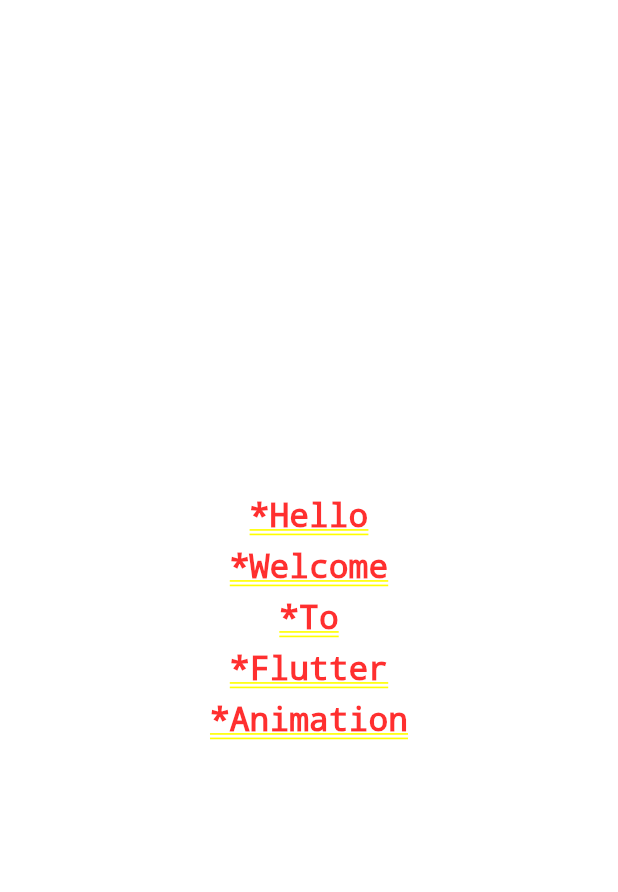
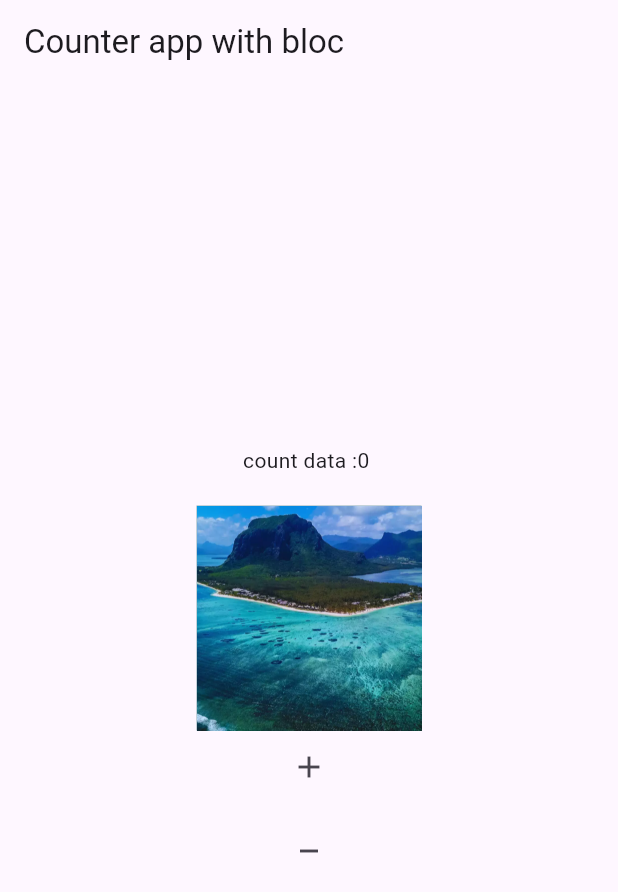
Before and after one commit to TheAsiyaS/newCreations, a Flutter app: the screen it shows after launch, on a phone screen of 412 x 824 dp. Shown: the top 892 px of the screen. Run offline on Flutter 3.47's test engine with Material 3 defaults, Android fonts, the phone set to English and light mode, and no system bars; our stand-ins replace bloc, carousel_slider, flutter_bloc, sqflite; accounts and stored records are empty.

Commit message:
pref: bloc implemented

```diff
--- a/lib/main.dart
+++ b/lib/main.dart
@@ -1,9 +1,18 @@
 import 'package:flutter/material.dart';
+import 'package:flutter_bloc/flutter_bloc.dart';
 import 'package:new_creations/db/animation/Animationtextfade.dart';
-
+import 'package:new_creations/statemanagementpractice/counterbloc/counter_bloc.dart';
+import 'package:new_creations/statemanagementpractice/counterui.dart';
 
 void main() {
-  runApp(const MyApp());
+  runApp(
+    MultiBlocProvider(
+      providers: [
+        BlocProvider(create: (_) => CounterBloc()),
+      ],
+      child: const MyApp(),
+    ),
+  );
 }
 
 class MyApp extends StatelessWidget {
@@ -11,6 +20,6 @@
 
   @override
   Widget build(BuildContext context) {
-    return const MaterialApp(home: AnimatedTextList());
+    return const MaterialApp(home: CounterAppUI());
   }
 }
--- a/lib/statemanagementpractice/counterbloc/counter_bloc.dart
+++ b/lib/statemanagementpractice/counterbloc/counter_bloc.dart
@@ -15,7 +15,7 @@
   }
     });
 //deceremt
-       on<IncrementCounter>((event, emit) {
+       on<DecrementCounter>((event, emit) {
     final currentState = state;
   if (currentState is CounterInitial) {
     emit(CounterInitial(count: currentState.count -1));
--- a/lib/statemanagementpractice/counterui.dart
+++ b/lib/statemanagementpractice/counterui.dart
@@ -1,10 +1,51 @@
 import 'package:flutter/material.dart';
+import 'package:flutter_bloc/flutter_bloc.dart';
+import 'package:new_creations/statemanagementpractice/counterbloc/counter_bloc.dart';
 
-class MyWidget extends StatelessWidget {
-  const MyWidget({super.key});
+class CounterAppUI extends StatelessWidget {
+  const CounterAppUI({super.key});
 
   @override
   Widget build(BuildContext context) {
-    return const Placeholder();
+    return Scaffold(
+      appBar: AppBar(
+        title: const Text('Counter app with bloc'),
+      ),
+      body: Center(
+        // ✅ Center added
+        child: Column(
+          mainAxisAlignment: MainAxisAlignment.center,
+          children: [
+            BlocBuilder<CounterBloc, CounterState>(builder: (context, state) {
+              return Text('count data :${(state as CounterInitial).count} ');
+            }),
+            const SizedBox(height: 20), // spacing
+            Container(
+              height: 150,
+              width: 150,
+              decoration: const BoxDecoration(
+                color: Color.fromARGB(255, 139, 174, 181),
+                image: DecorationImage(
+                  image: AssetImage(
+                    'assets/Top-5-must-visit-island-destinations-in-the-world.webp',
+                  ),
+                  fit: BoxFit.cover,
+                ),
+              ),
+            ),
+            IconButton(
+                onPressed: () {
+                  context.read<CounterBloc>().add(const IncrementCounter());
+                },
+                icon: const Icon(Icons.add)),
+                    IconButton(
+                onPressed: () {
+                  context.read<CounterBloc>().add(const DecrementCounter());
+                },
+                icon: const Icon(Icons.minimize_outlined))
+          ],
+        ),
+      ),
+    );
   }
 }
--- a/pubspec.yaml
+++ b/pubspec.yaml
@@ -62,9 +62,8 @@
   uses-material-design: true
 
   # To add assets to your application, add an assets section, like this:
-  # assets:
-  #   - images/a_dot_burr.jpeg
-  #   - images/a_dot_ham.jpeg
+  assets:
+    - assets/Top-5-must-visit-island-destinations-in-the-world.webp
 
   # An image asset can refer to one or more resolution-specific "variants", see
   # https://flutter.dev/assets-and-images/#resolution-aware
```
Also changed, not shown: assets/Top-5-must-visit-island-destinations-in-the-world.webp (added), 4 other files.
